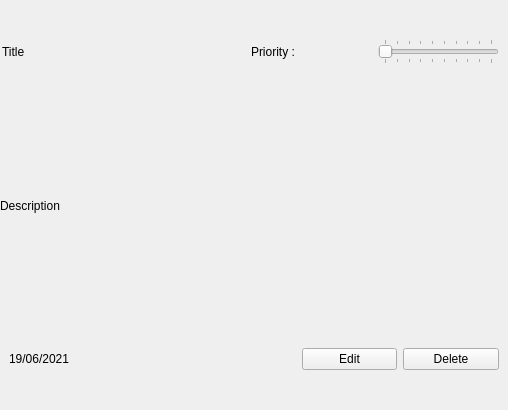
Before: the Qt Designer form include/TaskWidget.ui in Ola-jed/QTodo, drawn with Qt 5.
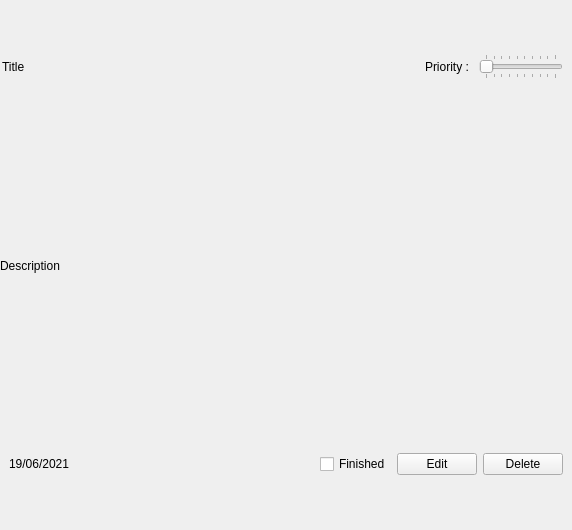
After: the same form once the commit is applied. Icons and pictures are not drawn.

```diff
--- a/include/TaskWidget.ui
+++ b/include/TaskWidget.ui
@@ -6,13 +6,22 @@
    <rect>
     <x>0</x>
     <y>0</y>
-    <width>508</width>
-    <height>410</height>
+    <width>572</width>
+    <height>530</height>
    </rect>
   </property>
+  <property name="sizePolicy">
+   <sizepolicy hsizetype="Preferred" vsizetype="Minimum">
+    <horstretch>0</horstretch>
+    <verstretch>0</verstretch>
+   </sizepolicy>
+  </property>
   <property name="windowTitle">
    <string>TaskWidget</string>
   </property>
+  <property name="styleSheet">
+   <string notr="true"/>
+  </property>
   <layout class="QVBoxLayout" name="verticalLayout" stretch="1,2,1">
    <property name="spacing">
     <number>0</number>
@@ -31,7 +40,7 @@
    </property>
    <item>
     <widget class="QWidget" name="widget_2" native="true">
-     <layout class="QHBoxLayout" name="horizontalLayout_3" stretch="2,1,1">
+     <layout class="QHBoxLayout" name="horizontalLayout_3" stretch="2,0,0">
       <property name="leftMargin">
        <number>2</number>
       </property>
@@ -101,7 +110,7 @@
    </item>
    <item>
     <widget class="QWidget" name="widget_3" native="true">
-     <layout class="QHBoxLayout" name="horizontalLayout_2" stretch="3,1,1">
+     <layout class="QHBoxLayout" name="horizontalLayout_2" stretch="3,0,0,0">
       <property name="topMargin">
        <number>0</number>
       </property>
@@ -115,6 +124,13 @@
         </property>
        </widget>
       </item>
+      <item>
+       <widget class="QCheckBox" name="finishCheckBox">
+        <property name="text">
+         <string>Finished</string>
+        </property>
+       </widget>
+      </item>
       <item>
        <widget class="QPushButton" name="edit">
         <property name="text">
```
